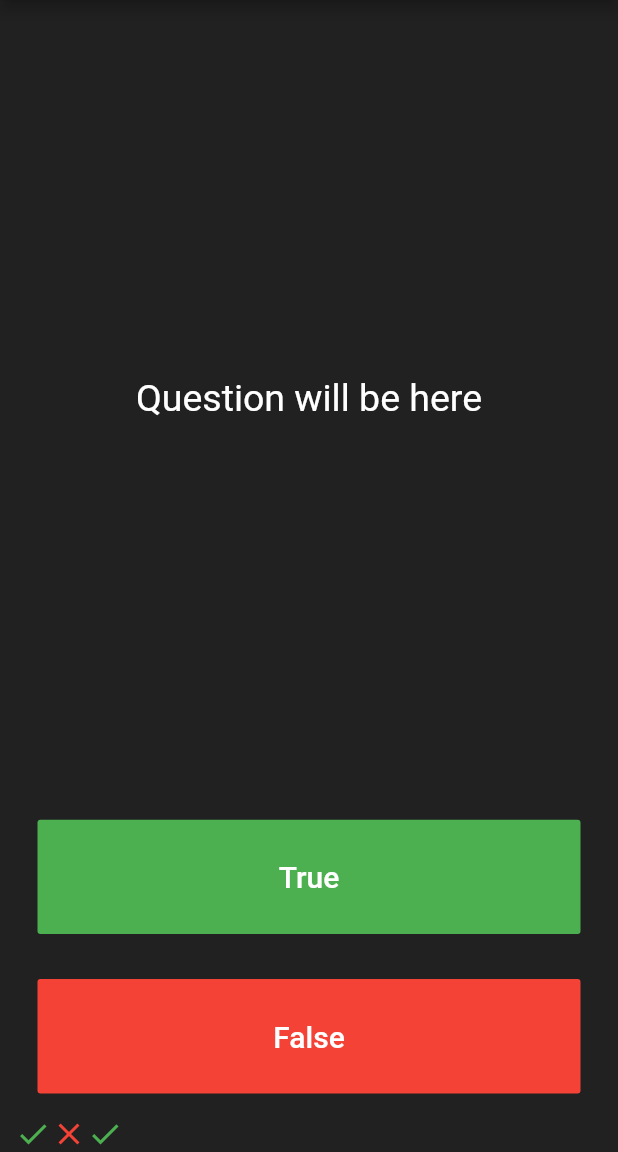
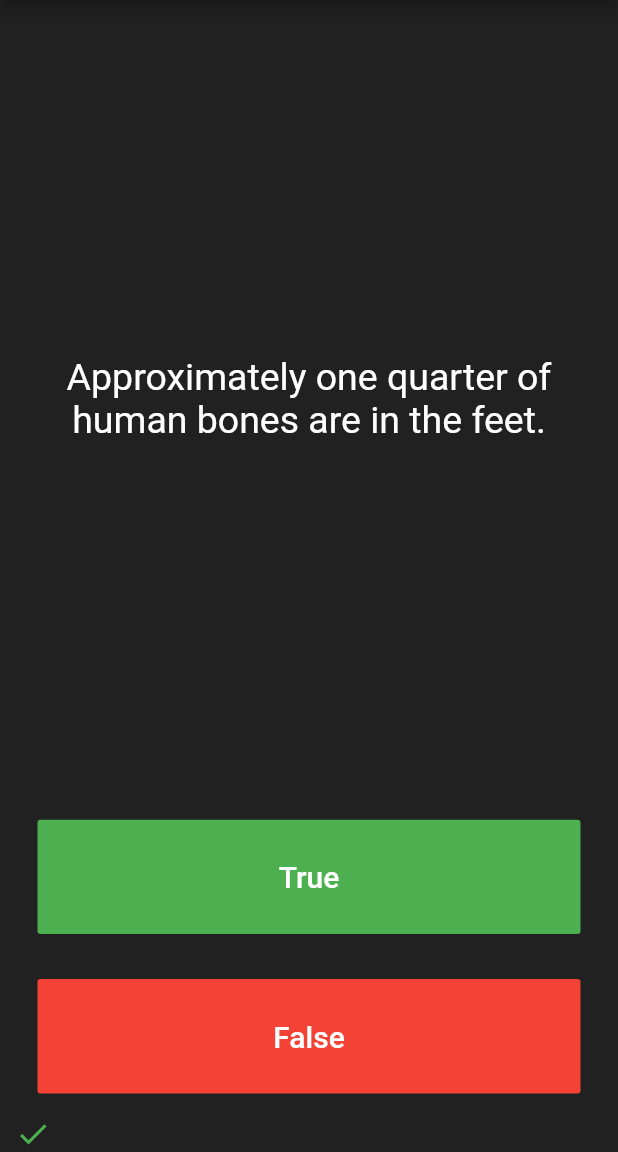
Before and after one commit to kaungthantzindev/quizzler, a Flutter app: the screen it shows after launch, after a tap on "True", on a phone screen of 412 x 824 dp, the part 84-1236 px from its top. Run offline on Flutter 3.47's test engine with Material 2 defaults, Android fonts, the phone set to English and light mode, and no system bars.

Commit message:
displaying questions

```diff
--- a/lib/main.dart
+++ b/lib/main.dart
@@ -29,16 +29,15 @@ class QuizPage extends StatefulWidget {
 }
 
 class _QuizPageState extends State<QuizPage> {
-  List<Icon> scrollkeeper = [
-    Icon(
-      Icons.check,
-      color: Colors.green,
-    ),
-    Icon(
-      Icons.close,
-      color: Colors.red,
-    ),
+  List<Icon> scrollkeeper = [];
+
+  List<String> questions = [
+    'You can lead a cow down stairs but not up stairs.',
+    'Approximately one quarter of human bones are in the feet.',
+    'A slug\'s blood is green.',
   ];
+
+  int qnumber = 0;
   @override
   Widget build(BuildContext context) {
     return Column(
@@ -51,7 +50,8 @@ class _QuizPageState extends State<QuizPage> {
             padding: const EdgeInsets.all(10.0),
             child: Center(
               child: Text(
-                'Question will be here',
+                questions[qnumber],
+                textAlign: TextAlign.center,
                 style: TextStyle(color: Colors.white, fontSize: 25.0),
               ),
             ),
@@ -72,6 +72,7 @@ class _QuizPageState extends State<QuizPage> {
                       color: Colors.green,
                     ),
                   );
+                  qnumber++;
                 });
               },
               child: Text(
@@ -96,6 +97,7 @@ class _QuizPageState extends State<QuizPage> {
                       color: Colors.red,
                     ),
                   );
+                  qnumber++;
                 });
               },
               child: Text(
```
